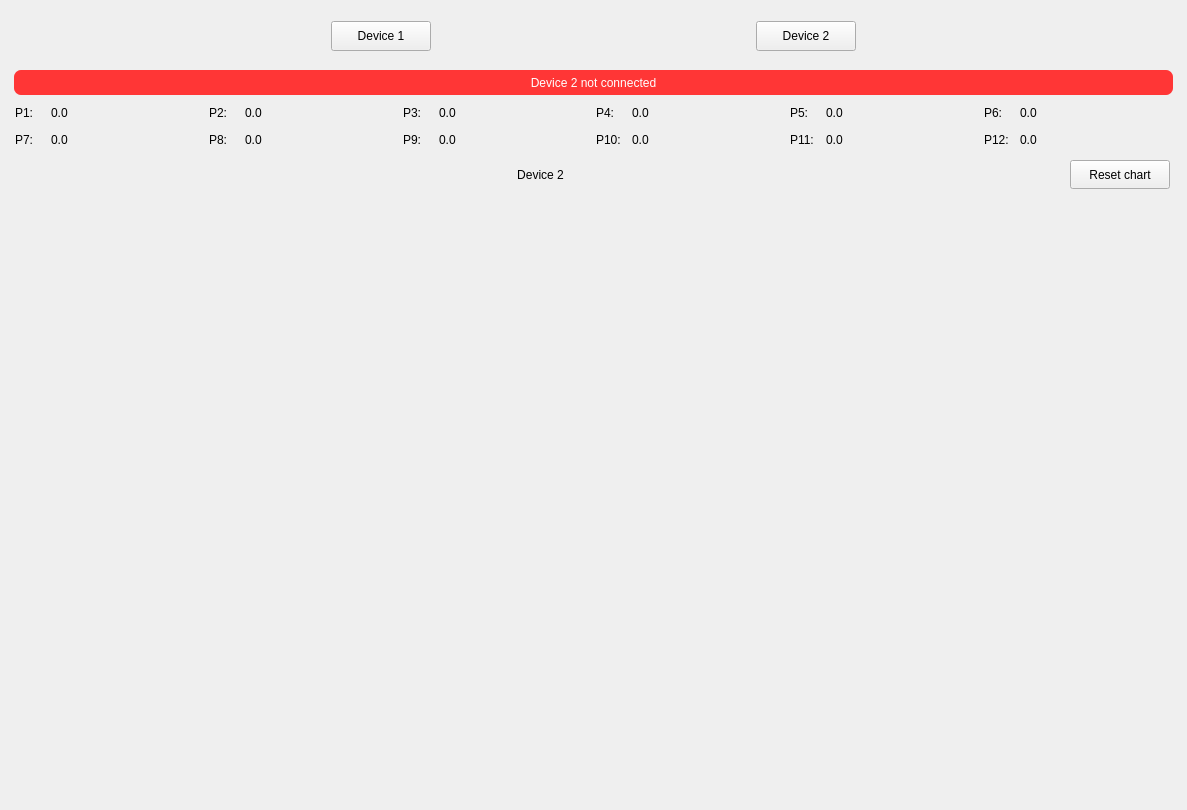
Above: Qt_files/wind_tunnel_pressure_view.ui from nirow1/Lisbon_wind_tunnel before the change. Below: the same form after it.
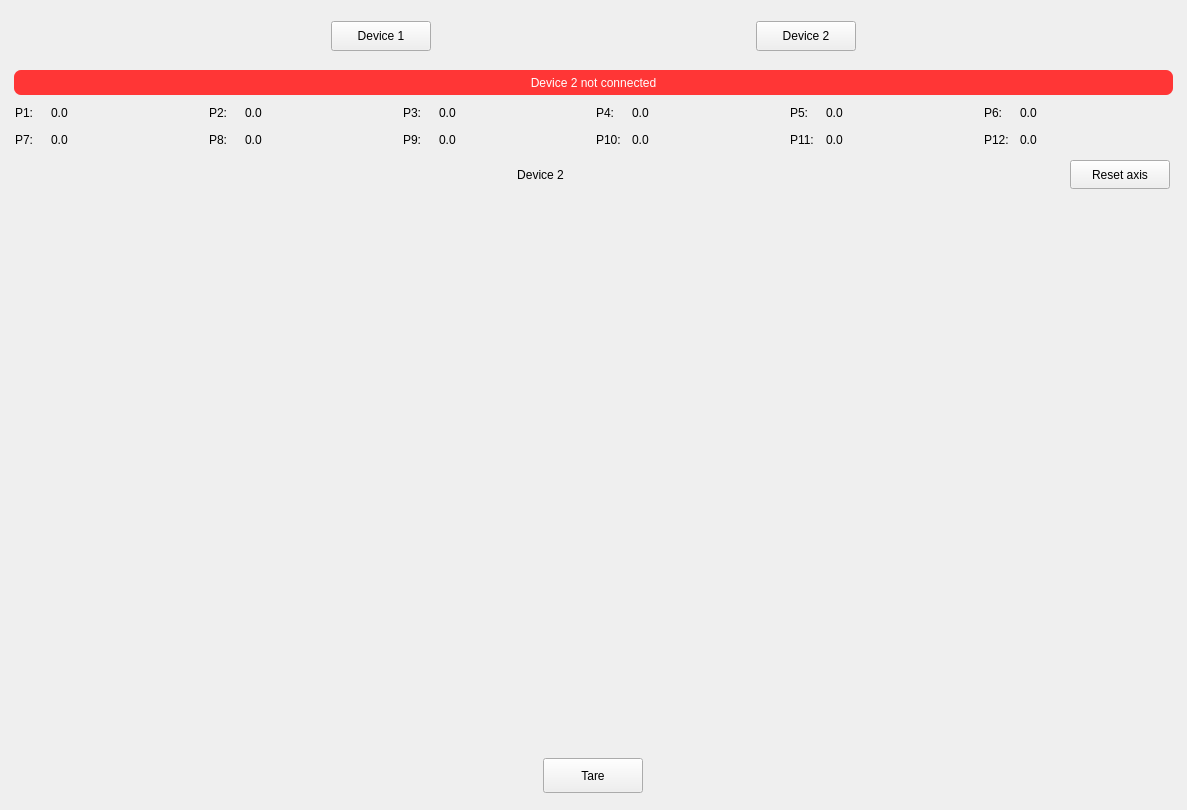
That is the form after the change.

Commit message: feat: - add tare for tlaskan controller and View - add tare for scale controller and View

```diff
--- a/Qt_files/wind_tunnel_pressure_view.ui
+++ b/Qt_files/wind_tunnel_pressure_view.ui
@@ -905,7 +905,7 @@
              </size>
             </property>
             <property name="text">
-             <string>Reset chart</string>
+             <string>Reset axis</string>
             </property>
            </widget>
           </item>
@@ -930,6 +930,49 @@
          </layout>
         </widget>
        </item>
+       <item>
+        <widget class="QWidget" name="widget_2" native="true">
+         <property name="minimumSize">
+          <size>
+           <width>0</width>
+           <height>40</height>
+          </size>
+         </property>
+         <property name="maximumSize">
+          <size>
+           <width>16777215</width>
+           <height>40</height>
+          </size>
+         </property>
+         <layout class="QHBoxLayout" name="horizontalLayout_4">
+          <property name="leftMargin">
+           <number>0</number>
+          </property>
+          <property name="topMargin">
+           <number>0</number>
+          </property>
+          <property name="rightMargin">
+           <number>0</number>
+          </property>
+          <property name="bottomMargin">
+           <number>0</number>
+          </property>
+          <item>
+           <widget class="QPushButton" name="tare_device_2_btn">
+            <property name="maximumSize">
+             <size>
+              <width>100</width>
+              <height>35</height>
+             </size>
+            </property>
+            <property name="text">
+             <string>Tare</string>
+            </property>
+           </widget>
+          </item>
+         </layout>
+        </widget>
+       </item>
       </layout>
      </widget>
     </widget>
```
Left out of the diff: 45 changed lines with no effect on the pictures. The commit also changes 8 other files.
